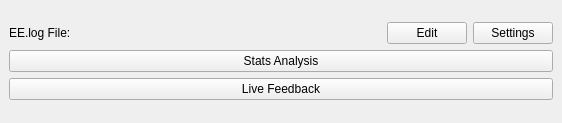
Before: the Qt Designer form yatewindow.ui in palindromiq/YATE, drawn with Qt 5.
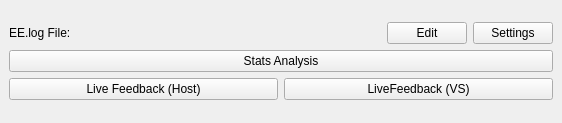
After: the same form once the commit is applied.

The edit to the form file:
```diff
--- a/yatewindow.ui
+++ b/yatewindow.ui
@@ -75,11 +75,22 @@
        </widget>
       </item>
       <item>
+       <layout class="QHBoxLayout" name="horizontalLayout_2">
+        <item>
        <widget class="QPushButton" name="btnLiveFeedback">
         <property name="text">
-         <string>Live Feedback</string>
-        </property>
-       </widget>
+           <string>Live Feedback (Host)</string>
+          </property>
+         </widget>
+        </item>
+        <item>
+         <widget class="QPushButton" name="btnLiveFeedbackVS">
+          <property name="text">
+           <string>LiveFeedback (VS)</string>
+          </property>
+         </widget>
+        </item>
+       </layout>
       </item>
      </layout>
     </item>
```
Left out of the diff: 1 changed line with no effect on the pictures. Lines whose indentation alone changed are shown as unchanged.
